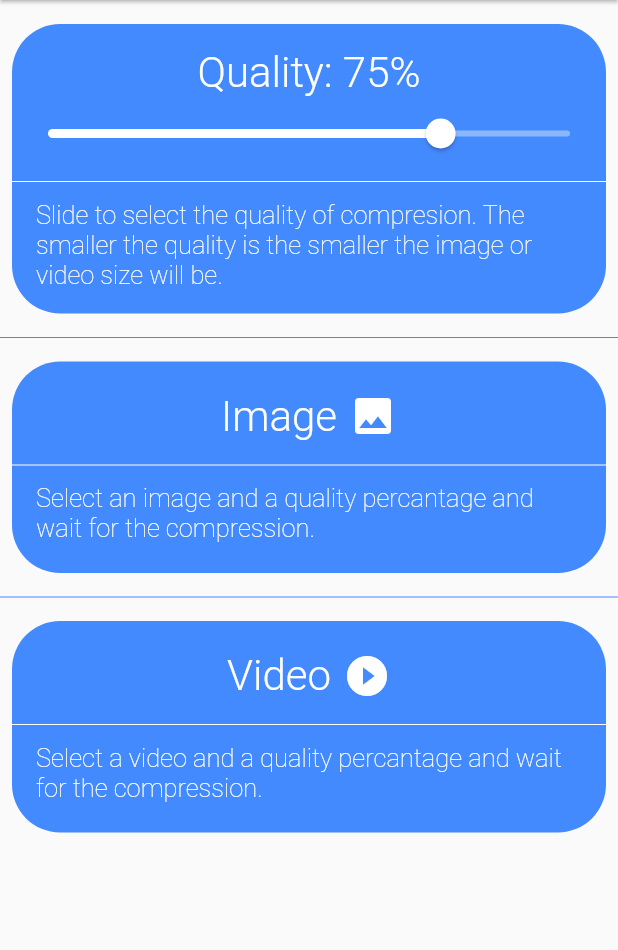
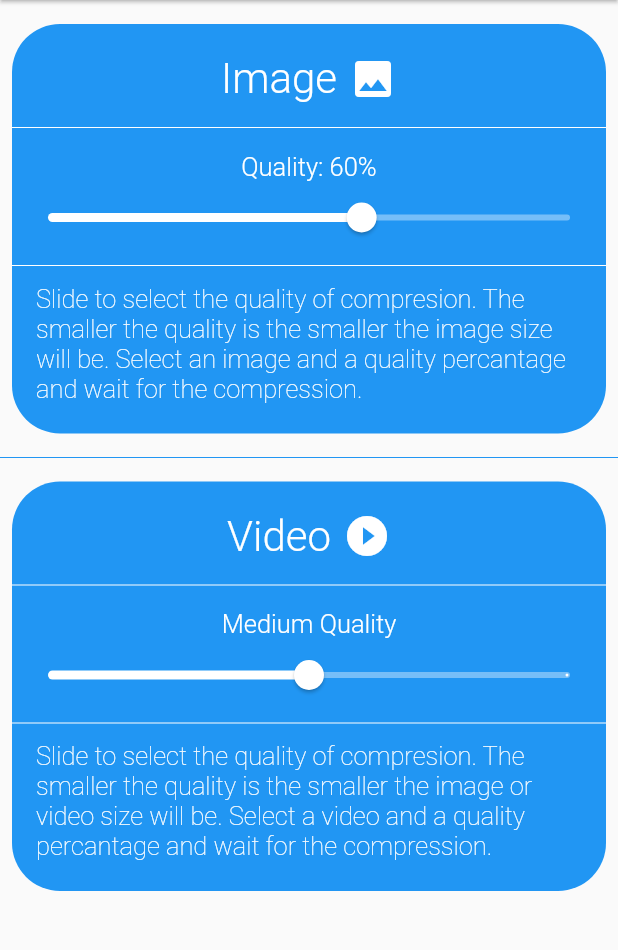
Before and after one commit to iberatkaya/compressor, a Flutter app: the screen it shows after launch, on a phone screen of 412 x 824 dp, the part 84-1034 px from its top. Run offline on Flutter 3.47's test engine with Material 2 defaults, Android fonts, the phone set to English and light mode, and no system bars; our stand-ins replace flutter_image_compress, fluttertoast, gallery_saver, image_picker, permission_handler, photo_view and 2 more; missing offline and left inert: firebase_admob, flutter_video_compress; accounts and stored records are empty; statements that could not run were skipped.

Commit message:
Prepared for Android release and minor bug fixes

```diff
--- a/lib/main.dart
+++ b/lib/main.dart
@@ -2,6 +2,7 @@ import 'package:compressor/const.dart';
 import 'package:compressor/video.dart';
 import 'package:firebase_admob/firebase_admob.dart';
 import 'package:flutter/material.dart';
+import 'package:flutter_video_compress/flutter_video_compress.dart';
 import 'package:fluttertoast/fluttertoast.dart';
 import 'package:permission_handler/permission_handler.dart';
 import 'package:image_picker/image_picker.dart';
@@ -39,12 +40,14 @@ class MyHomePage extends StatefulWidget {
 
 class _MyHomePageState extends State<MyHomePage> {
 
-  double value = 75.0;
+  double value = 60.0;
+  double value2 = 2.0;
   int ctr = 0;
   List<InterstitialAd> intAd = [];
   int adFreq = 2;
   var textS = TextStyle(color: Colors.white, fontSize: 28, fontWeight: FontWeight.w300);
   var textSub = TextStyle(color: Colors.white, fontSize: 17, fontWeight: FontWeight.w200);
+  var textQuality = TextStyle(color: Colors.white, fontSize: 17, fontWeight: FontWeight.w300);
 
 
   @override
@@ -55,13 +58,23 @@ class _MyHomePageState extends State<MyHomePage> {
     intAd[0].load();
   }
 
-  @override
-  Widget build(BuildContext context) {
+  checkPermDenied(Permission p) async {
+    bool perm = await p.isUndetermined || await p.isPermanentlyDenied || await p.isDenied;
+    return perm;
+  }
 
+  videoQuality(int val){
+    if(val == 1)
+      return "Low";
+    else if(val == 2)
+      return "Medium";
+    else
+      return "High";
+  }
   pickAndNav(String type) async {
-      var res = await Permission.mediaLibrary.isUndetermined || await Permission.mediaLibrary.isPermanentlyDenied || await Permission.mediaLibrary.isDenied;
+    var res = await checkPermDenied(Platform.isIOS ? Permission.mediaLibrary : Permission.storage);
     if(res){
-        var req = await Permission.mediaLibrary.request();
+      var req = Platform.isIOS ? await Permission.mediaLibrary.request() : await Permission.storage.request();
       if(req.isDenied){
         Fluttertoast.showToast(msg: "Permission denied!");
         return;
@@ -69,9 +82,12 @@ class _MyHomePageState extends State<MyHomePage> {
     }
     var file = (type == "image" ? await ImagePicker.pickImage(source: ImageSource.gallery) : await ImagePicker.pickVideo(source: ImageSource.gallery));
     if(file != null)
-        Navigator.push(context, MaterialPageRoute(builder: (context) => type == "image" ? ImagePage(file: file, quality: value.toInt(),) : VideoPage(file: file, quality: value.toInt(),) ));
+      Navigator.push(context, MaterialPageRoute(builder: (context) => type == "image" ? ImagePage(file: file, quality: value.toInt(),) : VideoPage(file: file, quality: value2.toInt(),) ));
   }
 
+
+  @override
+  Widget build(BuildContext context) {
     return Scaffold(
       appBar: AppBar(
         title: Text('Compressor'),
@@ -132,43 +148,16 @@ class _MyHomePageState extends State<MyHomePage> {
       ),
       body: SingleChildScrollView(
         child: Container(
+          padding: EdgeInsets.symmetric(vertical: 16),
           child: Column(
             children: <Widget>[
-              Container(
-                margin: EdgeInsets.fromLTRB(8, 16, 8, 0),
-                padding: EdgeInsets.only(top: 16),
-                decoration: BoxDecoration(borderRadius: BorderRadius.circular(32), color: Colors.blueAccent),
-                child: Column(
-                  children: <Widget>[
-                    Text("Quality: " + value.toInt().toString() + "%", style: textS,),
-                    Slider(
-                      activeColor: Colors.white,
-                      inactiveColor: Colors.white38,
-                      value: value,
-                      min: 1.0,
-                      divisions: 98,
-                      max: 99.0,
-                      onChanged: (val) => setState(() => (value = val))
-                    ),
-                    Divider(color: Colors.white,),
-                    Padding(
-                      padding: const EdgeInsets.fromLTRB(16, 4, 16, 16),
-                      child: Text("Slide to select the quality of compresion. The smaller the quality is the smaller the image or video size will be.", style: textSub,),
-                    )
-                  ],
-                ),
-              ),
-              Padding(
-                padding: EdgeInsets.symmetric(vertical: 8),
-                child: Divider(color: Colors.blueAccent,),
-              ),
               Container(
                 margin: EdgeInsets.symmetric(horizontal: 8),
                 child: Row(
                   children: <Widget>[
                     Expanded(
                       child: FlatButton(
-                        color: Colors.blueAccent,
+                        color: Colors.blue,
                         padding: EdgeInsets.symmetric(vertical: 20),
                         shape: RoundedRectangleBorder(borderRadius: BorderRadius.circular(32)),
                         onPressed: () async {
@@ -181,15 +170,13 @@ class _MyHomePageState extends State<MyHomePage> {
                             }
                             ctr++;
                           } catch(e) {
-                            Fluttertoast.showToast(msg: e.toString());
+//                            Fluttertoast.showToast(msg: e.toString());
                             print(e);
                           }
                         },
                         child: Column(
                           children: <Widget>[
-                            Padding(
-                              padding: EdgeInsets.only(bottom: 8),
-                              child: Row(
+                            Row(
                               mainAxisAlignment: MainAxisAlignment.center,
                               children: <Widget>[
                                 Text("Image", style: textS),
@@ -197,11 +184,24 @@ class _MyHomePageState extends State<MyHomePage> {
                                 Icon(Icons.image, color: Colors.white, size: 32,)
                               ],
                             ),
+                            Padding(
+                              padding: EdgeInsets.symmetric(vertical: 8),
+                              child: Divider(color: Colors.white,),
+                            ),
+                            Text("Quality: " + value.toInt().toString() + "%", style: textQuality,),
+                            Slider(
+                              activeColor: Colors.white,
+                              inactiveColor: Colors.white38,
+                              value: value,
+                              min: 1.0,
+                              divisions: 98,
+                              max: 99.0,
+                              onChanged: (val) => setState(() => (value = val))
                             ),
                             Divider(color: Colors.white,),
                             Padding(
                               padding: const EdgeInsets.fromLTRB(16, 4, 16, 0),
-                              child: Text("Select an image and a quality percantage and wait for the compression.", style: textSub,),
+                              child: Text("Slide to select the quality of compresion. The smaller the quality is the smaller the image size will be. Select an image and a quality percantage and wait for the compression.", style: textSub,),
                             )
                           ],
                         ),
@@ -212,7 +212,7 @@ class _MyHomePageState extends State<MyHomePage> {
               ),
               Padding(
                 padding: EdgeInsets.symmetric(vertical: 8),
-                child: Divider(color: Colors.blueAccent,),
+                child: Divider(color: Colors.blue,),
               ),
               Container(
                 margin: EdgeInsets.symmetric(horizontal: 8),
@@ -220,7 +220,7 @@ class _MyHomePageState extends State<MyHomePage> {
                   children: <Widget>[
                     Expanded(
                       child: FlatButton(
-                        color: Colors.blueAccent,
+                        color: Colors.blue,
                         padding: EdgeInsets.symmetric(vertical: 20),
                         shape: RoundedRectangleBorder(borderRadius: BorderRadius.circular(32)),
                         onPressed: () async {
@@ -232,15 +232,13 @@ class _MyHomePageState extends State<MyHomePage> {
                               await intAd[ctr ~/ adFreq].show();
                             ctr++;
                           } catch(e) {
-                            Fluttertoast.showToast(msg: e.toString());
+//                            Fluttertoast.showToast(msg: e.toString());
                             print(e);
                           }
                         },
                         child: Column(
                           children: <Widget>[
-                            Padding(
-                              padding: EdgeInsets.only(bottom: 8),
-                              child: Row(
+                            Row(
                               mainAxisAlignment: MainAxisAlignment.center,
                               children: <Widget>[
                                 Text("Video", style: textS),
@@ -248,11 +246,24 @@ class _MyHomePageState extends State<MyHomePage> {
                                 Icon(Icons.play_circle_filled, color: Colors.white, size: 32,)
                               ],
                             ),
+                            Padding(
+                              padding: EdgeInsets.symmetric(vertical: 8),
+                              child: Divider(color: Colors.white,),
+                            ),
+                            Text(videoQuality(value2.toInt()) + " Quality", style: textQuality,),
+                            Slider(
+                              activeColor: Colors.white,
+                              inactiveColor: Colors.white38,
+                              value: value2,
+                              min: 1.0,
+                              divisions: 2,
+                              max: 3.0,
+                              onChanged: (val) => setState(() => (value2 = val))
                             ),
                             Divider(color: Colors.white,),
                             Padding(
                               padding: const EdgeInsets.fromLTRB(16, 4, 16, 0),
-                              child: Text("Select a video and a quality percantage and wait for the compression.", style: textSub,),
+                              child: Text("Slide to select the quality of compresion. The smaller the quality is the smaller the image or video size will be. Select a video and a quality percantage and wait for the compression.", style: textSub,),
                             )
                           ],
                         ),
--- a/pubspec.yaml
+++ b/pubspec.yaml
@@ -33,6 +33,7 @@ dependencies:
   video_player: ^0.10.9+1
   firebase_admob: ^0.9.3+2
   url_launcher: ^5.4.5
+  random_string: ^2.0.1
 
 
   # The following adds the Cupertino Icons font to your application.
```
Also changed, not shown: lib/image.dart (+9 -7 lines), lib/video.dart (+22 -11 lines), pubspec.lock, 26 other files. Lines whose indentation alone changed are shown as unchanged.
